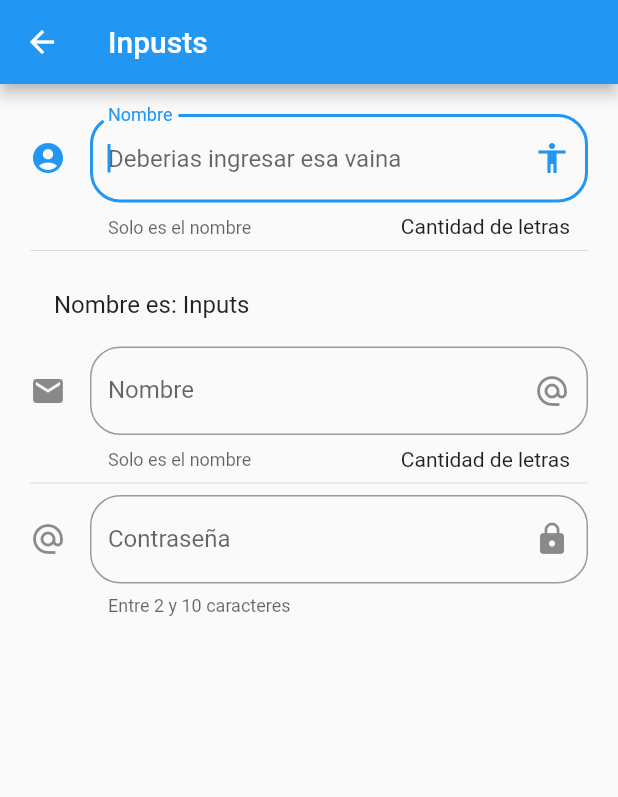
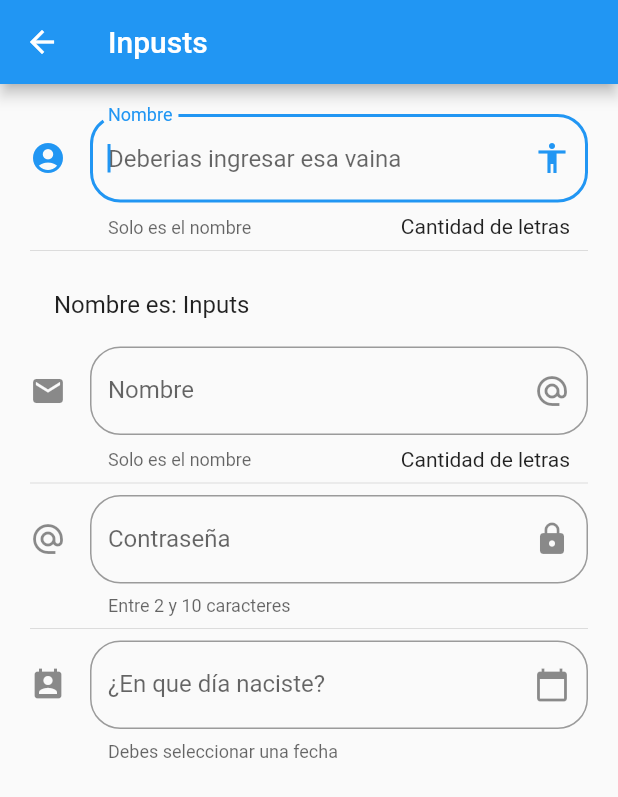
Before and after one commit to jdpadillaac/flutter-Widgets, a Flutter app: the screen it shows after launch, after a tap on "Inputs", on a phone screen of 412 x 824 dp. Shown: the top 797 px of the screen. Run offline on Flutter 3.47's test engine with Material 2 defaults, Android fonts, the phone set to English and light mode, and no system bars; network calls fail.

Commit message:
cam,bio Idioma de datepicker

```diff
--- a/lib/main.dart
+++ b/lib/main.dart
@@ -1,6 +1,7 @@
 import 'package:components/src/pages/alert_page.dart';
 import 'package:components/src/routes/routes.dart';
 import 'package:flutter/material.dart';
+import 'package:flutter_localizations/flutter_localizations.dart';
 
 void main() => runApp(MyApp());
 
@@ -9,6 +10,15 @@ class MyApp extends StatelessWidget {
   Widget build(BuildContext context) {
     return MaterialApp(
       debugShowCheckedModeBanner: false,
+      localizationsDelegates: [
+        GlobalMaterialLocalizations.delegate,
+        GlobalWidgetsLocalizations.delegate,
+      ],
+      supportedLocales: [
+        const Locale('en', 'US'), // American English
+        const Locale('es', 'ES'), // Israeli Hebrew
+        // ...
+      ],
       title: 'Material App',
       // home: HomePage()
       initialRoute: '/',
--- a/lib/src/pages/inputs_page.dart
+++ b/lib/src/pages/inputs_page.dart
@@ -9,6 +9,8 @@ class InputsPage extends StatefulWidget {
 
 class _InputsPageState extends State<InputsPage> {
   String _nombre = 'Inputs';
+  String _fecha = '';
+  TextEditingController _inputFiledDateController = new TextEditingController();
 
   @override
   Widget build(BuildContext context) {
@@ -24,7 +26,9 @@ class _InputsPageState extends State<InputsPage> {
           _crearPersona(),
           _crearEmail(),
           Divider(),
-          _crearPassword()
+          _crearPassword(),
+          Divider(),
+          _crearFecha(context)
         ],
       ),
     );
@@ -97,4 +101,42 @@ class _InputsPageState extends State<InputsPage> {
       },
     );
   }
+
+  Widget _crearFecha(BuildContext context) {
+    return TextField(
+      controller: _inputFiledDateController,
+      enableInteractiveSelection: false,
+      autofocus: true,
+      textCapitalization: TextCapitalization.sentences,
+      decoration: InputDecoration(
+          border: OutlineInputBorder(borderRadius: BorderRadius.circular(20.2)),
+          hintText: 'Fecha de nacimiento',
+          labelText: '¿En que día naciste?',
+          helperText: 'Debes seleccionar una fecha',
+          suffixIcon: Icon(Icons.calendar_today),
+          icon: Icon(Icons.perm_contact_calendar)),
+      onTap: () {
+        FocusScope.of(context).requestFocus(new FocusNode());
+        _selectDate(context);
+      },
+    );
+  }
+
+  _selectDate(BuildContext context) async {
+    DateTime picked = await showDatePicker(
+        context: context,
+        cancelText: 'CANCELAR',
+        confirmText: 'ACEPTAR',
+        initialDate: new DateTime.now(),
+        firstDate: new DateTime(2018),
+        lastDate: new DateTime(2030),
+        locale: Locale('es', 'ES'));
+
+    if (picked != null) {
+      setState(() {
+        _fecha = picked.toString();
+        _inputFiledDateController.text = _fecha;
+      });
+    }
+  }
 }
--- a/pubspec.yaml
+++ b/pubspec.yaml
@@ -22,6 +22,8 @@ environment:
 
 dependencies:
   flutter:
+    sdk: flutter
+  flutter_localizations:
     sdk: flutter
 
 
```
Also changed, not shown: pubspec.lock.
